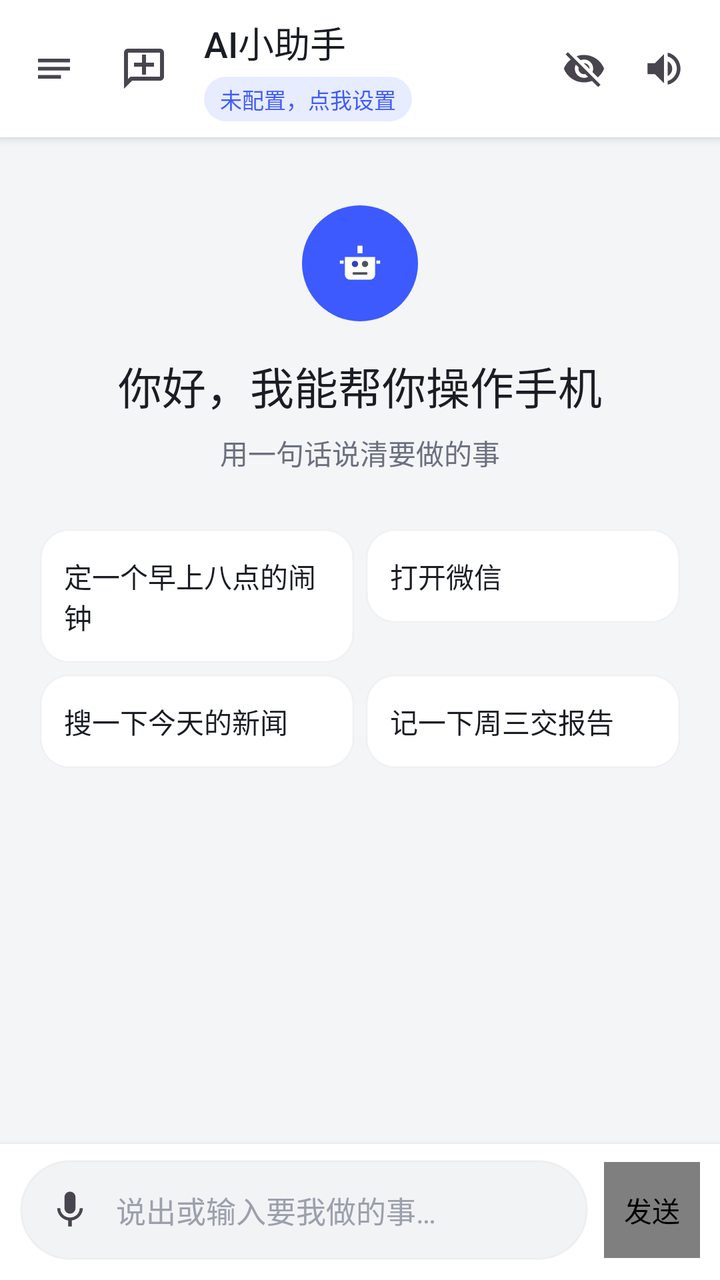
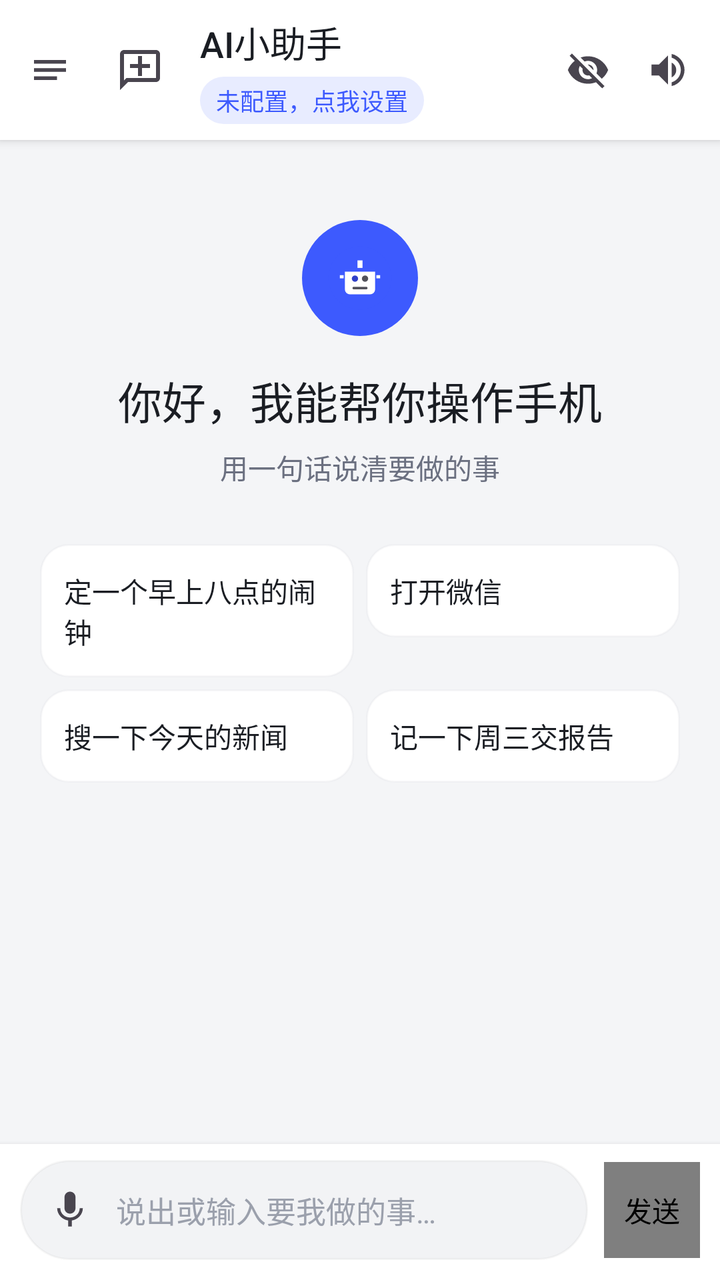

The first picture is an Android layout as it rendered before a commit; the second is the same layout after the commit. The layout source and the unified diff follow.
<!-- AndroidManifest.xml: application theme Theme.Assistant -->
<!-- res/layout/activity_main.xml -->
<?xml version="1.0" encoding="utf-8"?>
<androidx.drawerlayout.widget.DrawerLayout xmlns:android="http://schemas.android.com/apk/res/android"
    android:id="@+id/drawerLayout"
    android:layout_width="match_parent"
    android:layout_height="match_parent">

    <LinearLayout
        android:layout_width="match_parent"
        android:layout_height="match_parent"
        android:orientation="vertical"
        android:background="@color/colorBackground">

        <LinearLayout
            android:layout_width="match_parent"
            android:layout_height="wrap_content"
            android:orientation="horizontal"
            android:gravity="center_vertical"
            android:paddingStart="6dp"
            android:paddingEnd="8dp"
            android:paddingTop="8dp"
            android:paddingBottom="8dp"
            android:background="@color/colorSurface"
            android:elevation="3dp">

            <ImageView
                android:id="@+id/btnMenu"
                android:layout_width="42dp"
                android:layout_height="42dp"
                android:padding="9dp"
                android:src="@drawable/ic_menu"
                android:background="?attr/selectableItemBackgroundBorderless"
                android:contentDescription="打开菜单" />

            <ImageView
                android:id="@+id/btnTopNewChat"
                android:layout_width="40dp"
                android:layout_height="40dp"
                android:layout_marginStart="4dp"
                android:src="@drawable/ic_chat_add_plain"
                android:padding="8dp"
                android:background="?attr/selectableItemBackgroundBorderless"
                android:contentDescription="开启新对话" />

            <LinearLayout
                android:layout_width="0dp"
                android:layout_height="wrap_content"
                android:layout_weight="1"
                android:layout_marginStart="10dp"
                android:layout_marginEnd="2dp"
                android:orientation="vertical">

                <TextView
                    android:layout_width="wrap_content"
                    android:layout_height="wrap_content"
                    android:text="@string/app_name"
                    android:textSize="18sp"
                    android:fontFamily="sans-serif-medium"
                    android:textColor="@color/colorTextPrimary" />

                <TextView
                    android:id="@+id/tvProvider"
                    android:layout_width="wrap_content"
                    android:layout_height="wrap_content"
                    android:layout_marginTop="4dp"
                    android:maxWidth="210dp"
                    android:maxLines="1"
                    android:ellipsize="end"
                    android:text="未配置，点我设置"
                    android:textSize="11sp"
                    android:textColor="@color/colorPrimary"
                    android:background="@drawable/bg_provider_chip"
                    android:paddingStart="8dp"
                    android:paddingEnd="8dp"
                    android:paddingTop="3dp"
                    android:paddingBottom="3dp" />
            </LinearLayout>

            <ImageView
                android:id="@+id/tvEye"
                android:layout_width="40dp"
                android:layout_height="40dp"
                android:src="@drawable/ic_eye_closed"
                android:padding="9dp"
                android:background="?attr/selectableItemBackgroundBorderless"
                android:contentDescription="屏幕视觉" />

            <ImageView
                android:id="@+id/tvTts"
                android:layout_width="40dp"
                android:layout_height="40dp"
                android:src="@drawable/ic_sound_on"
                android:padding="9dp"
                android:background="?attr/selectableItemBackgroundBorderless"
                android:contentDescription="语音朗读" />

        </LinearLayout>

        <FrameLayout
            android:layout_width="match_parent"
            android:layout_height="0dp"
            android:layout_weight="1">

            <androidx.recyclerview.widget.RecyclerView
                android:id="@+id/rvChat"
                android:layout_width="match_parent"
                android:layout_height="match_parent"
                android:clipToPadding="false"
                android:paddingTop="12dp"
                android:paddingBottom="14dp"
                android:paddingStart="4dp"
                android:paddingEnd="4dp" />

            <LinearLayout
                android:id="@+id/emptyState"
                android:layout_width="match_parent"
                android:layout_height="wrap_content"
                android:layout_gravity="center_horizontal"
                android:layout_marginTop="34dp"
                android:layout_marginStart="20dp"
                android:layout_marginEnd="20dp"
                android:orientation="vertical"
                android:gravity="center_horizontal">

                <ImageView
                    android:layout_width="58dp"
                    android:layout_height="58dp"
                    android:src="@drawable/ic_assistant"
                    android:background="@drawable/bg_assistant_avatar"
                    android:padding="12dp"
                    android:importantForAccessibility="no" />

                <TextView
                    android:layout_width="wrap_content"
                    android:layout_height="wrap_content"
                    android:layout_marginTop="16dp"
                    android:text="你好，我能帮你操作手机"
                    android:textSize="22sp"
                    android:fontFamily="sans-serif-medium"
                    android:textColor="@color/colorTextPrimary" />

                <TextView
                    android:layout_width="wrap_content"
                    android:layout_height="wrap_content"
                    android:layout_marginTop="7dp"
                    android:text="用一句话说清要做的事"
                    android:textSize="14sp"
                    android:textColor="@color/colorTextSecondary" />

                <LinearLayout
                    android:layout_width="match_parent"
                    android:layout_height="wrap_content"
                    android:layout_marginTop="28dp"
                    android:orientation="horizontal">

                    <TextView
                        android:id="@+id/suggestionClock"
                        android:layout_width="0dp"
                        android:layout_height="wrap_content"
                        android:layout_weight="1"
                        android:layout_marginEnd="6dp"
                        android:background="@drawable/bg_suggestion"
                        android:paddingStart="12dp"
                        android:paddingEnd="12dp"
                        android:paddingTop="13dp"
                        android:paddingBottom="13dp"
                        android:text="定一个早上八点的闹钟"
                        android:textSize="14sp"
                        android:textColor="@color/colorTextPrimary"
                        android:fontFamily="sans-serif" />

                    <TextView
                        android:id="@+id/suggestionWechat"
                        android:layout_width="0dp"
                        android:layout_height="wrap_content"
                        android:layout_weight="1"
                        android:background="@drawable/bg_suggestion"
                        android:paddingStart="12dp"
                        android:paddingEnd="12dp"
                        android:paddingTop="13dp"
                        android:paddingBottom="13dp"
                        android:text="打开微信"
                        android:textSize="14sp"
                        android:textColor="@color/colorTextPrimary"
                        android:fontFamily="sans-serif" />
                </LinearLayout>

                <LinearLayout
                    android:layout_width="match_parent"
                    android:layout_height="wrap_content"
                    android:layout_marginTop="6dp"
                    android:orientation="horizontal">

                    <TextView
                        android:id="@+id/suggestionNews"
                        android:layout_width="0dp"
                        android:layout_height="wrap_content"
                        android:layout_weight="1"
                        android:layout_marginEnd="6dp"
                        android:background="@drawable/bg_suggestion"
                        android:paddingStart="12dp"
                        android:paddingEnd="12dp"
                        android:paddingTop="13dp"
                        android:paddingBottom="13dp"
                        android:text="搜一下今天的新闻"
                        android:textSize="14sp"
                        android:textColor="@color/colorTextPrimary"
                        android:fontFamily="sans-serif" />

                    <TextView
                        android:id="@+id/suggestionNote"
                        android:layout_width="0dp"
                        android:layout_height="wrap_content"
                        android:layout_weight="1"
                        android:background="@drawable/bg_suggestion"
                        android:paddingStart="12dp"
                        android:paddingEnd="12dp"
                        android:paddingTop="13dp"
                        android:paddingBottom="13dp"
                        android:text="记一下周三交报告"
                        android:textSize="14sp"
                        android:textColor="@color/colorTextPrimary"
                        android:fontFamily="sans-serif" />
                </LinearLayout>
            </LinearLayout>
        </FrameLayout>

        <LinearLayout
            android:layout_width="match_parent"
            android:layout_height="wrap_content"
            android:orientation="horizontal"
            android:gravity="center_vertical"
            android:paddingStart="10dp"
            android:paddingEnd="10dp"
            android:paddingTop="8dp"
            android:paddingBottom="10dp"
            android:background="@color/colorInputBar"
            android:elevation="4dp">

            <FrameLayout
                android:layout_width="0dp"
                android:layout_height="wrap_content"
                android:layout_weight="1"
                android:minHeight="50dp"
                android:background="@drawable/bg_input_field">

                <ImageView
                    android:id="@+id/btnMic"
                    android:layout_width="38dp"
                    android:layout_height="38dp"
                    android:layout_gravity="start|center_vertical"
                    android:layout_marginStart="6dp"
                    android:src="@drawable/ic_mic"
                    android:padding="8dp"
                    android:background="?attr/selectableItemBackgroundBorderless"
                    android:contentDescription="语音输入" />

                <EditText
                    android:id="@+id/etInput"
                    android:layout_width="match_parent"
                    android:layout_height="wrap_content"
                    android:minHeight="50dp"
                    android:layout_marginStart="42dp"
                    android:paddingStart="6dp"
                    android:paddingEnd="16dp"
                    android:paddingTop="13dp"
                    android:paddingBottom="13dp"
                    android:hint="说出或输入要我做的事…"
                    android:textColorHint="@color/colorTextHint"
                    android:textColor="@color/colorTextPrimary"
                    android:maxLines="4"
                    android:inputType="textMultiLine|textCapSentences"
                    android:background="@null"
                    android:textSize="15sp"
                    android:importantForAutofill="no" />
            </FrameLayout>

            <com.aibutler.app.SubmitMorphButton
                android:id="@+id/btnSend"
                android:layout_width="48dp"
                android:layout_height="48dp"
                android:layout_marginStart="8dp"
                android:contentDescription="发送" />
        </LinearLayout>
    </LinearLayout>

    <LinearLayout
        android:layout_width="312dp"
        android:layout_height="match_parent"
        android:layout_gravity="start"
        android:orientation="vertical"
        android:background="@color/colorSurface"
        android:clickable="true"
        android:focusable="true">

        <LinearLayout
            android:layout_width="match_parent"
            android:layout_height="wrap_content"
            android:orientation="horizontal"
            android:gravity="center_vertical"
            android:paddingStart="20dp"
            android:paddingEnd="20dp"
            android:paddingTop="18dp"
            android:paddingBottom="8dp">

            <LinearLayout
                android:layout_width="0dp"
                android:layout_height="wrap_content"
                android:layout_weight="1"
                android:orientation="vertical">

                <TextView
                    android:layout_width="wrap_content"
                    android:layout_height="wrap_content"
                    android:text="@string/app_name"
                    android:textSize="20sp"
                    android:fontFamily="sans-serif-medium"
                    android:textColor="@color/colorTextPrimary" />

                <TextView
                    android:id="@+id/tvDrawerProvider"
                    android:layout_width="wrap_content"
                    android:layout_height="wrap_content"
                    android:layout_marginTop="2dp"
                    android:maxLines="1"
                    android:ellipsize="end"
                    android:text="未配置"
                    android:textSize="12sp"
                    android:textColor="@color/colorTextSecondary" />
            </LinearLayout>
        </LinearLayout>

        <LinearLayout
            android:id="@+id/btnNewChat"
            android:layout_width="match_parent"
            android:layout_height="44dp"
            android:layout_marginStart="16dp"
            android:layout_marginEnd="16dp"
            android:layout_marginBottom="6dp"
            android:background="@drawable/bg_drawer_primary_button"
            android:gravity="center"
            android:orientation="horizontal"
            android:paddingStart="16dp"
            android:paddingEnd="16dp"
            android:foreground="?attr/selectableItemBackground">

            <ImageView
                android:layout_width="20dp"
                android:layout_height="20dp"
                android:src="@drawable/ic_chat_add_plain"
                android:tint="@color/colorOnPrimary"
                android:importantForAccessibility="no" />

            <TextView
                android:layout_width="wrap_content"
                android:layout_height="wrap_content"
                android:layout_marginStart="8dp"
                android:text="开启新对话"
                android:textSize="15sp"
                android:textColor="@color/colorOnPrimary"
                android:fontFamily="sans-serif-medium" />
        </LinearLayout>

        <LinearLayout
            android:id="@+id/btnVisualSamples"
            android:layout_width="match_parent"
            android:layout_height="44dp"
            android:layout_marginStart="10dp"
            android:layout_marginEnd="10dp"
            android:gravity="center_vertical"
            android:orientation="horizontal"
            android:paddingStart="12dp"
            android:paddingEnd="12dp"
            android:background="@drawable/bg_drawer_action"
            android:foreground="?attr/selectableItemBackground">

            <ImageView
                android:layout_width="22dp"
                android:layout_height="22dp"
                android:src="@drawable/ic_eye_open"
                android:tint="@color/colorTextSecondary"
                android:importantForAccessibility="no" />

            <TextView
                android:layout_width="wrap_content"
                android:layout_height="wrap_content"
                android:layout_marginStart="10dp"
                android:text="图形样本库"
                android:textSize="15sp"
                android:textColor="@color/colorTextPrimary" />
        </LinearLayout>

        <TextView
            android:id="@+id/tvHistoryLabel"
            android:layout_width="match_parent"
            android:layout_height="wrap_content"
            android:layout_marginStart="30dp"
            android:layout_marginTop="8dp"
            android:text="历史对话"
            android:textSize="13sp"
            android:fontFamily="sans-serif-medium"
            android:textColor="@color/colorTextSecondary" />

        <androidx.recyclerview.widget.RecyclerView
            android:id="@+id/rvConversations"
            android:layout_width="match_parent"
            android:layout_height="0dp"
            android:layout_marginTop="2dp"
            android:layout_weight="1"
            android:clipToPadding="false"
            android:paddingStart="10dp"
            android:paddingEnd="10dp"
            android:overScrollMode="never"
            android:paddingBottom="4dp" />

        <TextView
            android:id="@+id/tvHistoryEmpty"
            android:layout_width="match_parent"
            android:layout_height="wrap_content"
            android:layout_marginStart="30dp"
            android:layout_marginTop="16dp"
            android:text="暂无历史对话"
            android:textSize="13sp"
            android:textColor="@color/colorTextHint"
            android:visibility="gone" />

        <View
            android:layout_width="match_parent"
            android:layout_height="1dp"
            android:layout_marginStart="20dp"
            android:layout_marginEnd="20dp"
            android:layout_marginTop="6dp"
            android:layout_marginBottom="2dp"
            android:background="@color/colorDivider" />

        <com.aibutler.app.HoldToConfirmLayout
            android:id="@+id/tvDeleteHistory"
            android:layout_width="match_parent"
            android:layout_height="50dp"
            android:layout_marginStart="8dp"
            android:layout_marginEnd="8dp"
            android:gravity="center_vertical"
            android:orientation="horizontal"
            android:paddingStart="12dp"
            android:paddingEnd="12dp"
            android:background="@drawable/bg_drawer_action"
            android:foreground="?attr/selectableItemBackground">

            <LinearLayout
                android:layout_width="wrap_content"
                android:layout_height="match_parent"
                android:orientation="horizontal"
                android:gravity="center_vertical">

                <ImageView
                android:layout_width="24dp"
                android:layout_height="24dp"
                    android:src="@drawable/ic_delete"
                    android:tint="@color/colorTextSecondary"
                    android:importantForAccessibility="no" />

                <TextView
                    android:layout_width="wrap_content"
                    android:layout_height="wrap_content"
                android:layout_marginStart="10dp"
                    android:text="清空全部历史"
                android:textSize="14sp"
                    android:textColor="@color/colorTextPrimary"
                android:fontFamily="sans-serif" />
            </LinearLayout>
        </com.aibutler.app.HoldToConfirmLayout>

        <LinearLayout
            android:id="@+id/btnDrawerSettings"
            android:layout_width="match_parent"
            android:layout_height="50dp"
            android:layout_marginTop="5dp"
            android:layout_marginBottom="8dp"
            android:layout_marginStart="8dp"
            android:layout_marginEnd="8dp"
            android:gravity="center_vertical"
            android:orientation="horizontal"
            android:paddingStart="12dp"
            android:paddingEnd="12dp"
            android:background="@drawable/bg_drawer_action"
            android:foreground="?attr/selectableItemBackground">

            <ImageView
                android:layout_width="24dp"
                android:layout_height="24dp"
                android:src="@drawable/ic_settings"
                android:tint="@color/colorTextPrimary"
                android:importantForAccessibility="no" />

            <TextView
                android:layout_width="wrap_content"
                android:layout_height="wrap_content"
                android:layout_marginStart="10dp"
                android:text="设置与模型"
                android:textSize="14sp"
                android:textColor="@color/colorTextPrimary"
                android:fontFamily="sans-serif" />
        </LinearLayout>

        <TextView
            android:layout_width="match_parent"
            android:layout_height="wrap_content"
            android:paddingStart="22dp"
            android:paddingEnd="22dp"
            android:paddingBottom="10dp"
            android:text="支付、转账和确认下单仍需手动确认。"
            android:textSize="11sp"
            android:textColor="@color/colorTextHint"
            android:lineSpacingExtra="3dp" />
    </LinearLayout>
</androidx.drawerlayout.widget.DrawerLayout>
<!-- resources referenced by this layout -->
<resources>
  <color name="colorBackground">#F4F5F7</color>
  <color name="colorDivider">#E8E9ED</color>
  <color name="colorInputBar">#FFFFFF</color>
  <color name="colorOnPrimary">#FFFFFF</color>
  <color name="colorPrimary">#3D5AFE</color>
  <color name="colorSurface">#FFFFFF</color>
  <color name="colorTextHint">#9BA0AC</color>
  <color name="colorTextPrimary">#1A1D23</color>
  <color name="colorTextSecondary">#6B7080</color>
  <!-- drawable bg_assistant_avatar (drawable) -->
  <?xml version="1.0" encoding="utf-8"?>
  <shape xmlns:android="http://schemas.android.com/apk/res/android"
      android:shape="oval">
      <solid android:color="@color/colorPrimary" />
      <size android:width="38dp" android:height="38dp" />
  </shape>
  <!-- drawable bg_drawer_action (drawable) -->
  <?xml version="1.0" encoding="utf-8"?>
  <ripple xmlns:android="http://schemas.android.com/apk/res/android"
      android:color="#141A1D23">
      <item>
          <shape android:shape="rectangle">
              <solid android:color="#F5F6F8" />
              <corners android:radius="13dp" />
          </shape>
      </item>
  </ripple>
  <!-- drawable bg_drawer_primary_button (drawable) -->
  <?xml version="1.0" encoding="utf-8"?>
  <ripple xmlns:android="http://schemas.android.com/apk/res/android"
      android:color="#33FFFFFF">
      <item>
          <shape android:shape="rectangle">
              <solid android:color="@color/colorPrimary" />
              <corners android:radius="14dp" />
          </shape>
      </item>
  </ripple>
  <!-- drawable bg_input_field (drawable) -->
  <?xml version="1.0" encoding="utf-8"?>
  <shape xmlns:android="http://schemas.android.com/apk/res/android" android:shape="rectangle">
      <solid android:color="@color/colorInputField" />
      <stroke android:width="1dp" android:color="#0A1A1D23" />
      <corners android:radius="25dp" />
  </shape>
  <!-- drawable bg_provider_chip (drawable) -->
  <?xml version="1.0" encoding="utf-8"?>
  <shape xmlns:android="http://schemas.android.com/apk/res/android" android:shape="rectangle">
      <solid android:color="@color/colorPrimaryLight" />
      <corners android:radius="999dp" />
  </shape>
  <!-- drawable bg_suggestion (drawable) -->
  <?xml version="1.0" encoding="utf-8"?>
  <shape xmlns:android="http://schemas.android.com/apk/res/android"
      android:shape="rectangle">
      <solid android:color="#FFFFFF" />
      <stroke android:width="1dp" android:color="#14A1A5B0" />
      <corners android:radius="14dp" />
  </shape>
  <!-- drawable ic_delete (drawable) -->
  <vector xmlns:android="http://schemas.android.com/apk/res/android"
      android:width="24dp"
      android:height="24dp"
      android:viewportWidth="24"
      android:viewportHeight="24">
      <path
          android:fillColor="@color/colorTextPrimary"
          android:pathData="M6,19c0,1.1 0.9,2 2,2h8c1.1,0 2,-0.9 2,-2V7H6v12zM19,4h-3.5l-1,-1h-5l-1,1H5v2h14V4z" />
  </vector>
  <!-- drawable ic_menu (drawable) -->
  <?xml version="1.0" encoding="utf-8"?>
  <vector xmlns:android="http://schemas.android.com/apk/res/android"
      android:width="24dp"
      android:height="24dp"
      android:viewportWidth="24"
      android:viewportHeight="24"
      android:tint="?attr/colorControlNormal">
      <path
          android:fillColor="@android:color/white"
          android:pathData="M4,7h16v1.8H4zM4,11.1h16v1.8H4zM4,15.2h11.5V17H4z" />
  </vector>
  <string name="app_name">AI小助手</string>
  <color name="colorInputField">#F2F3F5</color>
  <color name="colorPrimaryLight">#E8ECFF</color>
  <color name="colorPrimaryDark">#3040C8</color>
  <!-- unchanged entries left out for length: 8 -->
</resources>

<!-- the commit's change to res/layout/activity_main.xml (unified diff, before → after) -->
@@ -15,8 +15,8 @@
             android:layout_height="wrap_content"
             android:orientation="horizontal"
             android:gravity="center_vertical"
-            android:paddingStart="6dp"
-            android:paddingEnd="8dp"
+            android:paddingStart="4dp"
+            android:paddingEnd="6dp"
             android:paddingTop="8dp"
             android:paddingBottom="8dp"
             android:background="@color/colorSurface"
@@ -66,7 +66,7 @@
                     android:maxLines="1"
                     android:ellipsize="end"
                     android:text="未配置，点我设置"
-                    android:textSize="11sp"
+                    android:textSize="12sp"
                     android:textColor="@color/colorPrimary"
                     android:background="@drawable/bg_provider_chip"
                     android:paddingStart="8dp"
@@ -115,7 +115,7 @@
                 android:layout_width="match_parent"
                 android:layout_height="wrap_content"
                 android:layout_gravity="center_horizontal"
-                android:layout_marginTop="34dp"
+                android:layout_marginTop="40dp"
                 android:layout_marginStart="20dp"
                 android:layout_marginEnd="20dp"
                 android:orientation="vertical"
<!-- resource entries referenced after the edit -->
@@ -19,10 +19,10 @@
   <!-- drawable bg_drawer_action (drawable) -->
   <?xml version="1.0" encoding="utf-8"?>
   <ripple xmlns:android="http://schemas.android.com/apk/res/android"
-      android:color="#141A1D23">
+      android:color="@color/colorRippleNeutral">
       <item>
           <shape android:shape="rectangle">
-              <solid android:color="#F5F6F8" />
+              <solid android:color="@color/colorSoftField" />
               <corners android:radius="13dp" />
           </shape>
       </item>
@@ -30,7 +30,7 @@
   <!-- drawable bg_drawer_primary_button (drawable) -->
   <?xml version="1.0" encoding="utf-8"?>
   <ripple xmlns:android="http://schemas.android.com/apk/res/android"
-      android:color="#33FFFFFF">
+      android:color="@color/colorRipplePrimaryButton">
       <item>
           <shape android:shape="rectangle">
               <solid android:color="@color/colorPrimary" />
@@ -55,8 +55,8 @@
   <?xml version="1.0" encoding="utf-8"?>
   <shape xmlns:android="http://schemas.android.com/apk/res/android"
       android:shape="rectangle">
-      <solid android:color="#FFFFFF" />
-      <stroke android:width="1dp" android:color="#14A1A5B0" />
+      <solid android:color="@color/colorSurface" />
+      <stroke android:width="1dp" android:color="@color/colorSuggestionBorder" />
       <corners android:radius="14dp" />
   </shape>
   <!-- drawable ic_delete (drawable) -->
@@ -82,8 +82,12 @@
           android:pathData="M4,7h16v1.8H4zM4,11.1h16v1.8H4zM4,15.2h11.5V17H4z" />
   </vector>
   <string name="app_name">AI小助手</string>
+  <color name="colorRippleNeutral">#141A1D23</color>
+  <color name="colorSoftField">#F6F7FA</color>
+  <color name="colorRipplePrimaryButton">#33FFFFFF</color>
   <color name="colorInputField">#F2F3F5</color>
   <color name="colorPrimaryLight">#E8ECFF</color>
+  <color name="colorSuggestionBorder">#14A1A5B0</color>
   <color name="colorPrimaryDark">#3040C8</color>
   <!-- unchanged entries left out for length: 8 -->
 </resources>
